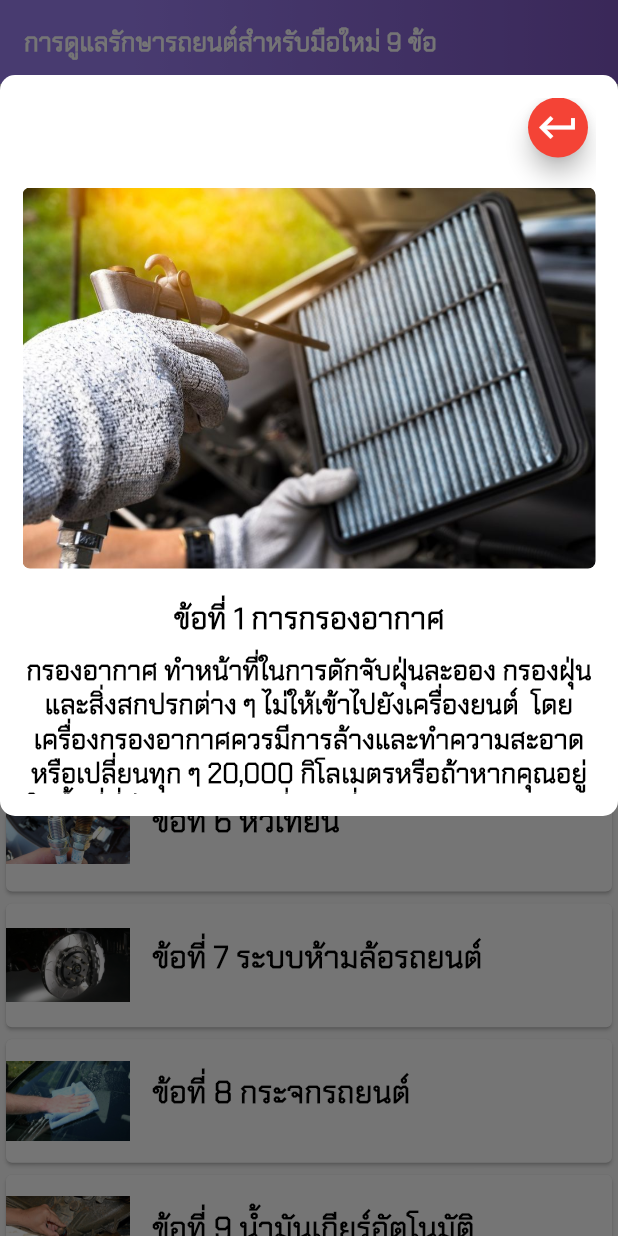
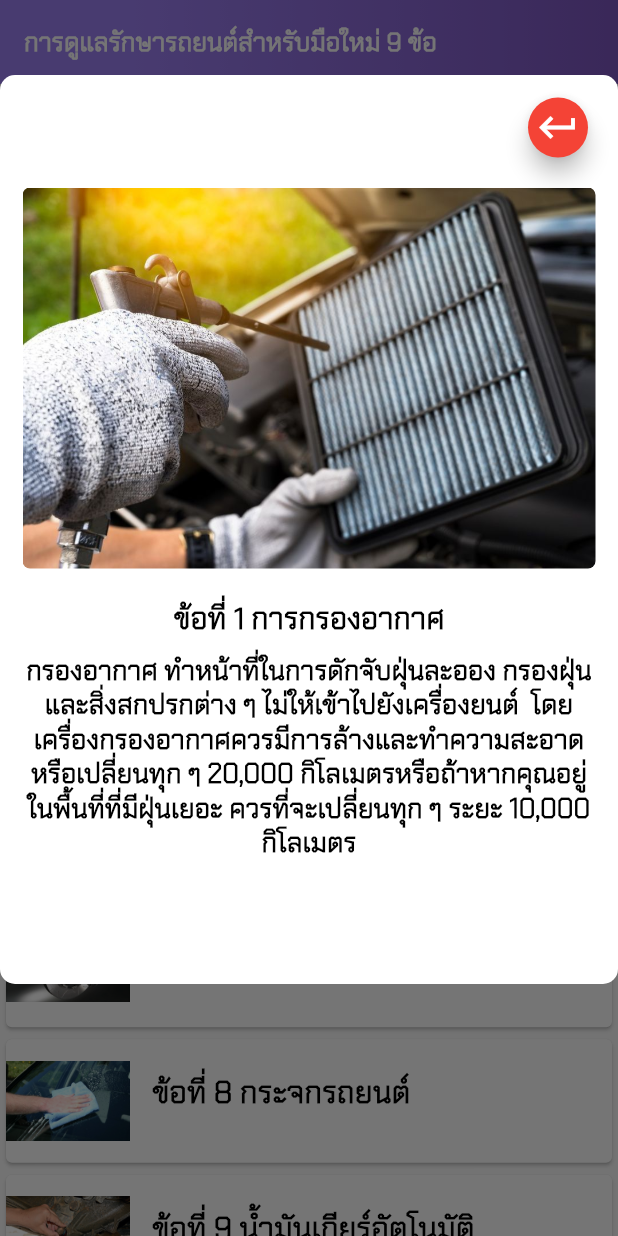
Before and after one commit to Surasit20/car-recognition, a Flutter app: the Dashboard screen opened directly, after a tap on "ข้อที่ 1 การกรองอากาศ", on a phone screen of 412 x 824 dp. Run offline on Flutter 3.47's test engine with Material 2 defaults, Android fonts, the phone set to English and light mode, and no system bars; drawn by our look-alikes of auto_size_text; our stand-ins replace carousel_slider, curved_navigation_bar, flutter_smart_dialog, image_picker, loading_indicator, smooth_page_indicator; missing offline and left inert: tflite.

Commit message:
edit block button return

```diff
--- a/lib/Bottombar/home_page.dart
+++ b/lib/Bottombar/home_page.dart
@@ -29,7 +29,9 @@ class _HomeState extends State<Home> {
 
   @override
   Widget build(BuildContext context) {
-    return Container(
+    return WillPopScope(
+      onWillPop: () async => false,
+      child: Container(
         height: displayHeight(context) * 1,
         width: displayWidth(context) * 1,
         child: Scaffold(
@@ -83,6 +85,7 @@ class _HomeState extends State<Home> {
               },
             ),
             body: screens[indexpage]),
+      ),
     );
   }
 }
--- a/lib/Home/Newselectcar.dart
+++ b/lib/Home/Newselectcar.dart
@@ -241,7 +241,9 @@ class NewpageselectcarState extends State {
 
   @override
   Widget build(BuildContext context) {
-    return SafeArea(
+    return WillPopScope(
+      onWillPop: () async => false,
+      child: SafeArea(
         child: Scaffold(
             body: Container(
                 height:
@@ -1186,6 +1188,7 @@ class NewpageselectcarState extends State {
                     ],
                   ),
                 ))),
+      ),
     );
   }
 }
--- a/lib/How to use app/titleuseapp.dart
+++ b/lib/How to use app/titleuseapp.dart
@@ -26,7 +26,7 @@ class _TitleuseappState extends State<Titleuseapp> {
         appBar: AppBar(
           title: Text(
             'ข้อมูลวิธีการใช้งาน',
-            style: TextStyle(fontFamily: 'Chakra'),
+            style: TextStyle(fontFamily: 'Chakra',fontWeight: FontWeight.w800),
           ),
           flexibleSpace: Container(
             decoration: BoxDecoration(
--- a/lib/Khowledge_car/khowledge_page.dart
+++ b/lib/Khowledge_car/khowledge_page.dart
@@ -145,8 +145,8 @@ showDialogFunc(context, img, title, desc) {
     builder: (context) {
       return SingleChildScrollView(
         child: Container(
-           height: displayHeight(context) - MediaQuery.of(context).padding.top - kToolbarHeight*5,
-          width: MediaQuery.of(context).size.width * 1,
+           height: displayHeight(context) - MediaQuery.of(context).padding.top - kToolbarHeight*3,
+          width: MediaQuery.of(context).size.width ,
           //height: MediaQuery.of(context).size.height*0.5,
           child: Padding(
             padding: const EdgeInsets.only(top:50.0),
```
Lines whose indentation alone changed are shown as unchanged.
